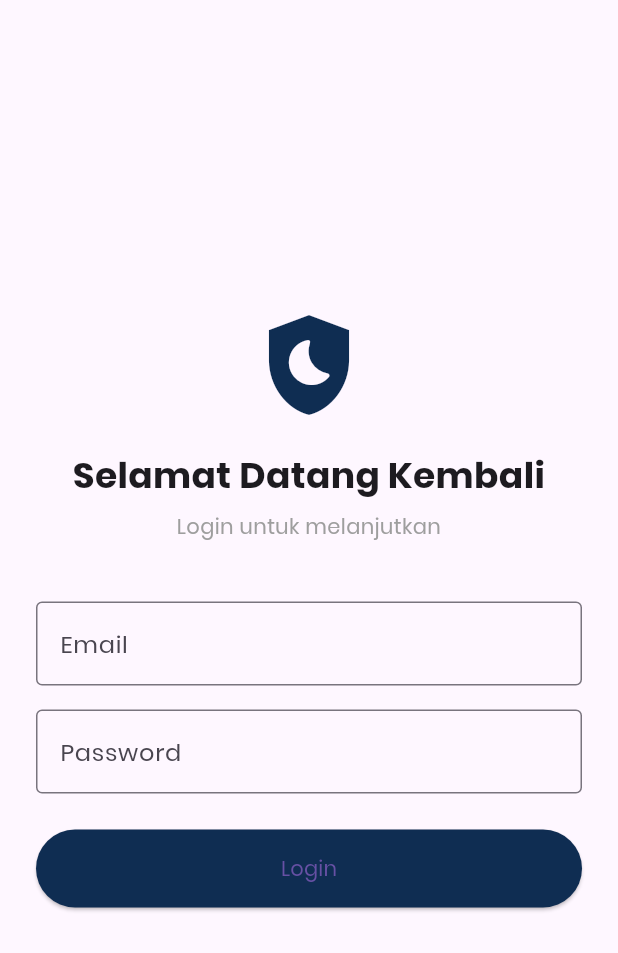
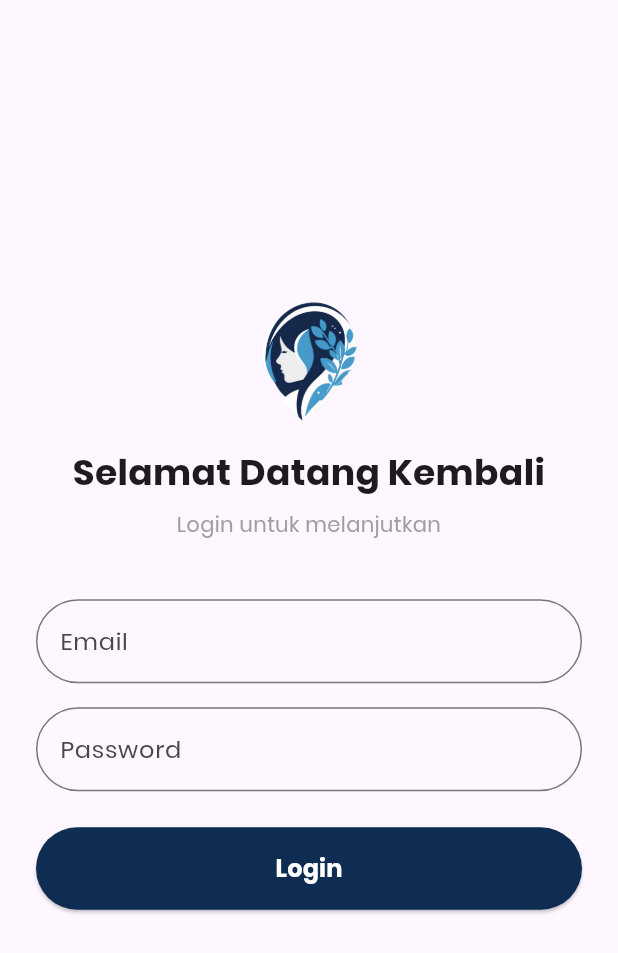
Before and after one commit to tegarfadillah-myz/lenora, a Flutter app: the screen it shows after launch, on a phone screen of 412 x 824 dp. Shown: the top 953 px of the screen. Run offline on Flutter 3.47's test engine with Material 3 defaults, Android fonts, the phone set to English and light mode, and no system bars; our stand-ins replace camera, image_picker, shared_preferences; accounts and stored records are empty.

Commit message:
terbaru hari ini

```diff
--- a/lib/services/api_service.dart
+++ b/lib/services/api_service.dart
@@ -9,9 +9,8 @@ import 'package:lenora/models/produk.dart';
 
 
 class ApiService {
-  // PASTIKAN BASEURL ANDA BENAR
-  static const String baseUrl =
-      'http://192.168.18.14:8000/api'; // GANTI DENGAN IP ANDA
+  // PASTIKAN BASEURL ANDA .
+  static const String baseUrl ='http://192.168.18.14:8000/api'; // GANTI DENGAN IP ANDA
 
   // --- FUNGSI-FUNGSI LAMA ANDA (Sudah ada) ---
 
--- a/lib/views/article_detail_page.dart
+++ b/lib/views/article_detail_page.dart
@@ -23,7 +23,7 @@ class _ArticleDetailPageState extends State<ArticleDetailPage> {
   int shares = 5;
   bool isBookmarked = false;
 
-  final String baseUrl = 'http://172.20.10.5:8000';
+  final String baseUrl = 'http://192.168.18.14:8000';
 
   @override
   void initState() {
--- a/lib/views/auth/login_page.dart
+++ b/lib/views/auth/login_page.dart
@@ -51,10 +51,11 @@ class _LoginPageState extends State<LoginPage> {
               crossAxisAlignment: CrossAxisAlignment.stretch,
               children: [
                 // Ganti dengan logo Anda
-                const Icon(
-                  Icons.shield_moon,
-                  size: 80,
-                  color: Color(0xFF0F2D52),
+                Image.asset(
+                  'assets/Desain tanpa judul.png', // Ganti dengan path file kamu
+                  width: 80,
+                  height: 80,
+                  // Jika kamu ingin memberi warna (pastikan gambarnya support coloring)
                 ),
                 const SizedBox(height: 16),
                 const Text(
@@ -71,9 +72,14 @@ class _LoginPageState extends State<LoginPage> {
                 const SizedBox(height: 40),
                 TextFormField(
                   controller: _emailController,
-                  decoration: const InputDecoration(
+                  decoration: InputDecoration(
                     labelText: 'Email',
-                    border: OutlineInputBorder(),
+                    border: OutlineInputBorder(
+                      // Tetap gunakan OutlineInputBorder
+                      borderRadius: BorderRadius.circular(
+                        50.0,
+                      ), // Tambahkan baris ini
+                    ),
                   ),
                   keyboardType: TextInputType.emailAddress,
                   validator:
@@ -87,7 +93,11 @@ class _LoginPageState extends State<LoginPage> {
                   controller: _passwordController,
                   decoration: const InputDecoration(
                     labelText: 'Password',
-                    border: OutlineInputBorder(),
+                    border: OutlineInputBorder(
+                      borderRadius: BorderRadius.all(
+                        Radius.circular(50.0),
+                      ), // Tambahkan baris ini
+                    ),
                   ),
                   obscureText: true,
                   validator:
@@ -105,7 +115,14 @@ class _LoginPageState extends State<LoginPage> {
                         padding: const EdgeInsets.symmetric(vertical: 16),
                         backgroundColor: const Color(0xFF0F2D52),
                       ),
-                      child: const Text('Login'),
+                      child: const Text(
+                        'Login',
+                        style: TextStyle(
+                          fontSize: 16,
+                          color: Colors.white,
+                          fontWeight: FontWeight.bold,
+                        ),
+                      ),
                     ),
                 const SizedBox(height: 16),
                 // Row(
--- a/lib/views/dokter/pembayaran.dart
+++ b/lib/views/dokter/pembayaran.dart
@@ -5,7 +5,7 @@ import '../../models/dokter.dart';
 
 class BayarDokterPage extends StatelessWidget {
   final Dokter dokter;
-  final String baseUrl = 'http://172.20.10.5:8000';
+  final String baseUrl = 'http://192.168.18.14:8000';
   const BayarDokterPage({Key? key, required this.dokter}) : super(key: key);
 
   @override
--- a/lib/views/produk/detail_Produk.dart
+++ b/lib/views/produk/detail_Produk.dart
@@ -15,7 +15,7 @@ class _ProductDetailPageState extends State<ProductDetailPage> {
   int quantity = 1;
   int selectedSizeIndex = 0;
   bool isFavorite = false;
-  final String baseUrl = 'http://172.20.10.5:8000';
+  final String baseUrl = 'http://192.168.18.14:8000';
   final List<String> availableSizes = ['30ml', '50ml', '100ml'];
 
   void incrementQuantity() {
--- a/lib/views/produk/produk.dart
+++ b/lib/views/produk/produk.dart
@@ -15,7 +15,7 @@ class ProductPage extends StatefulWidget {
 class ProductCard extends StatelessWidget {
   final Produk produk;
   final VoidCallback onTap;
-  final String baseUrl = 'http://172.20.10.5:8000';
+  final String baseUrl = 'http://192.168.18.14:8000';
   const ProductCard({super.key, required this.produk, required this.onTap});
 
   @override
```
